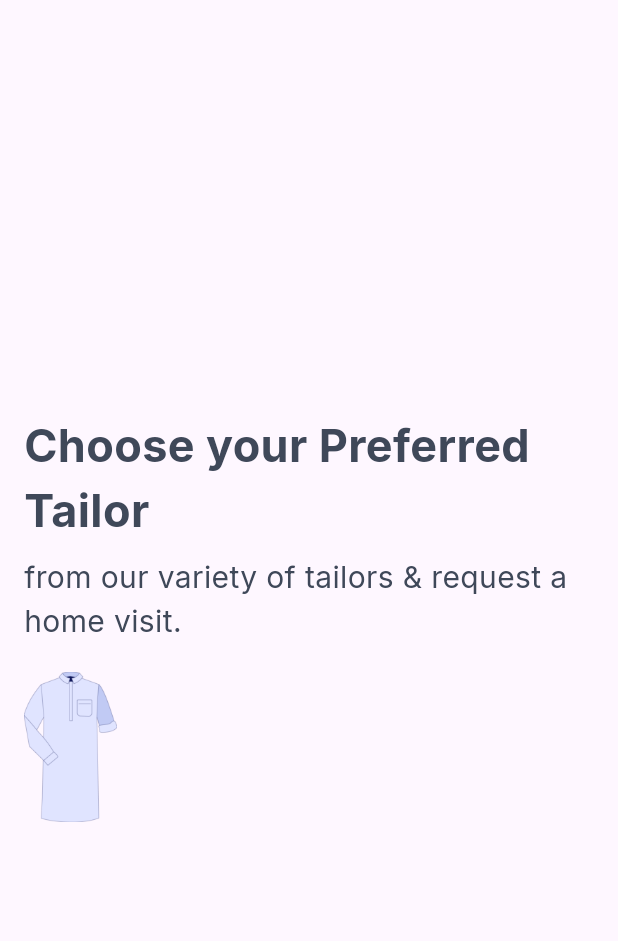
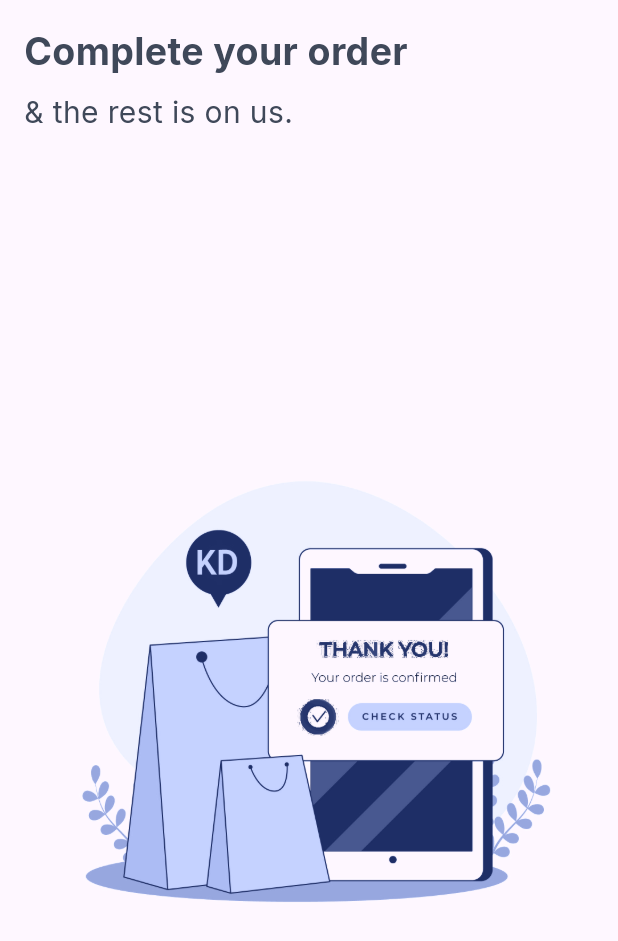
Before and after one commit to bougainvillechai/dalas, a Flutter app: the screen it shows after launch, on a phone screen of 412 x 824 dp. Shown: the top 941 px of the screen. Run offline on Flutter 3.47's test engine with Material 3 defaults, Android fonts, the phone set to English and light mode, and no system bars; our stand-ins replace google_fonts.

Commit message:
screen1 2 and 3 added

```diff
--- a/lib/pages/intro_page.dart
+++ b/lib/pages/intro_page.dart
@@ -1,5 +1,5 @@
 import 'package:flutter/material.dart';
-import 'package:maqas/pages/screen2.dart';
+import 'package:maqas/pages/screen3.dart';
 
 import 'package:flutter/material.dart';
 class IntroPage extends StatefulWidget {
@@ -19,7 +19,7 @@ class _IntroPageState extends State<IntroPage> {
         context,
         PageRouteBuilder(
           transitionDuration: const Duration(seconds: 1),
-          pageBuilder: (context, animation, secondaryAnimation) => const Screen2(),
+          pageBuilder: (context, animation, secondaryAnimation) => const Screen3(),
           transitionsBuilder: (context, animation, secondaryAnimation, child) {
             const begin = Offset(1.0, 0.0); // Slide from right to left
             const end = Offset.zero;
--- a/lib/pages/screen2.dart
+++ b/lib/pages/screen2.dart
@@ -7,7 +7,9 @@ class Screen2 extends StatelessWidget {
   @override
   Widget build(BuildContext context) {
     return Scaffold(
-      body: Padding(
+      body: Column(
+        children: [
+          Padding(
             padding: const EdgeInsets.all(16.0),
             child: Column(
               mainAxisAlignment: MainAxisAlignment.center, // Center the content vertically
@@ -29,19 +31,46 @@ class Screen2 extends StatelessWidget {
                 Text(
                   "from our variety of tailors & request a home visit.",
                   style: GoogleFonts.inter(
-                textStyle: TextStyle(
+                    textStyle: const TextStyle(
                       color: Color(0xFF3F4859),
                       fontWeight: FontWeight.w400,
                       fontSize: 20,
                     ),
                   ),
                 ),
-            SizedBox(height: 20.0), // Add space between subtitle and image
-            // Image
-            Image.asset('lib/assets/wizard2.png', height: 100,),
+                const SizedBox(height: 20.0), // Add space between subtitle and image
               ],
             ),
+          ),
+          Expanded(
+
+                       child: Image.asset('lib/assets/wizard2.png', ),
+
+          )
+          // Expanded(
+          //   child: Center(
+          //     child: ClipRect(
+          //       child: AspectRatio(
+          //         aspectRatio: 1.0, // Adjust the aspect ratio to your image's aspect ratio
+          //         child: Transform.rotate(
+          //           angle: 25 * 3.141592653589793238 / 180, // Rotate 25 degrees
+          //           child: FittedBox(
+          //             fit: BoxFit.cover, // Cover the entire available space
+          //             child: Image.asset('lib/assets/wizard2.png'),
+          //           ),
+          //         ),
+          //       ),
+          //     ),
+          //   ),
+          // ),
+        ],
       ),
     );
   }
 }
+
+void main() {
+  runApp(MaterialApp(
+    home: Screen2(),
+  ));
+}
--- a/lib/pages/screen3.dart
+++ b/lib/pages/screen3.dart
@@ -0,0 +1,63 @@
+import 'package:flutter/material.dart';
+import 'package:google_fonts/google_fonts.dart';
+
+class Screen3 extends StatelessWidget {
+  const Screen3({super.key});
+
+  @override
+  Widget build(BuildContext context) {
+    return Scaffold(
+      body: Center(
+        child: Padding(
+          padding: const EdgeInsets.all(16.0),
+          child: Column(
+            mainAxisAlignment:
+                MainAxisAlignment.center, // Center the content vertically
+            crossAxisAlignment: CrossAxisAlignment
+                .start, // Align the content to the start horizontally
+            children: [
+
+              // Title
+              Text(
+                "Complete your order",
+                style: GoogleFonts.inter(
+                  textStyle: const TextStyle(
+                    color: Color(0xFF3F4859),
+                    fontWeight: FontWeight.w700,
+                    fontSize: 25,
+                  ),
+                ),
+              ),
+              SizedBox(height: 8.0), // Add space between title and subtitle
+              // Subtitle
+              Text(
+                "& the rest is on us.",
+                style: GoogleFonts.inter(
+                  textStyle: const TextStyle(
+                    color: Color(0xFF3F4859),
+                    fontWeight: FontWeight.w400,
+                    fontSize: 20,
+
+                  ),
+                ),
+              ),
+              const SizedBox(
+                  height: 20.0), // Add space between subtitle and image
+              Expanded(
+                child: Image.asset(
+                  'lib/assets/wizard3.png',
+                ),
+              )
+            ],
+          ),
+        ),
+      ),
+    );
+  }
+}
+
+void main() {
+  runApp(MaterialApp(
+    home: Screen3(),
+  ));
+}
```
Lines whose indentation alone changed are shown as unchanged.
